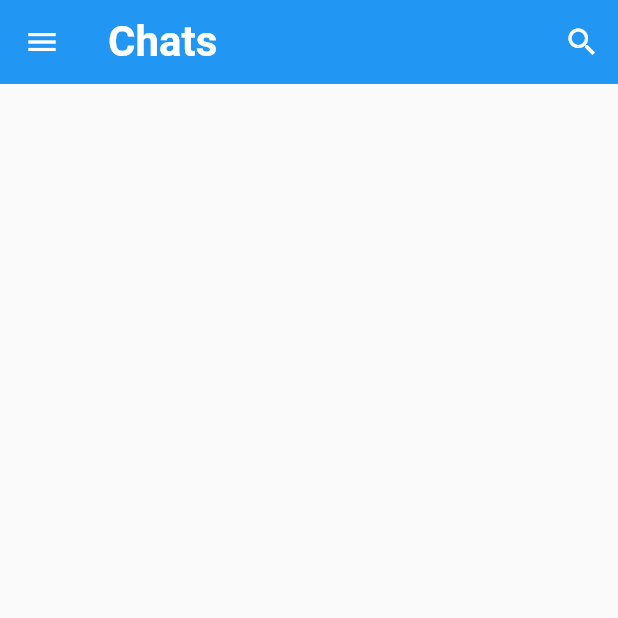
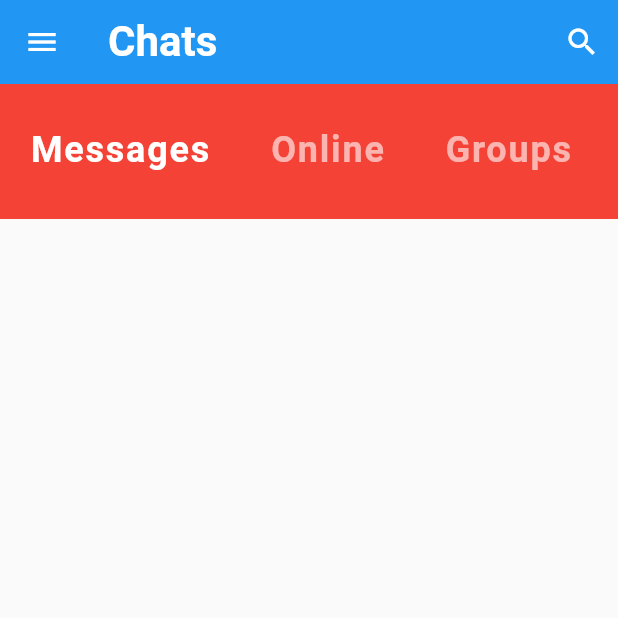
Before and after one commit to RavinduDilshan/Flutter-Chat-App-UI, a Flutter app: the screen it shows after launch, on a phone screen of 412 x 824 dp, the top half of it. Run offline on Flutter 3.47's test engine with Material 2 defaults, Android fonts, the light colour scheme and no system bars.

Commit message:
category selector widget added

```diff
--- a/lib/screens/home_screen.dart
+++ b/lib/screens/home_screen.dart
@@ -1,3 +1,4 @@
+import 'package:chatappui/widgets/category_selector.dart';
 import 'package:flutter/material.dart';
 
 class HomeScreen extends StatefulWidget {
@@ -16,10 +17,12 @@ class _HomeScreenState extends State<HomeScreen> {
             'Chats',
             style: TextStyle(fontSize: 28, fontWeight: FontWeight.bold),
           ),
-        actions: [
-          IconButton(onPressed: () {}, icon: Icon(Icons.search))
+          actions: [IconButton(onPressed: () {}, icon: Icon(Icons.search))],
+        ),
+        body: Column(
+          children: [
+           CategorySelector(),
           ],
-      ),
-    );
+        ));
   }
 }
--- /dev/null
+++ b/lib/widgets/category_selector.dart
@@ -0,0 +1,41 @@
+import 'package:flutter/material.dart';
+
+class CategorySelector extends StatefulWidget {
+  @override
+  _CategorySelectorState createState() => _CategorySelectorState();
+}
+
+class _CategorySelectorState extends State<CategorySelector> {
+  int selectedIndex = 0;
+  final List<String> categories = ['Messages', 'Online', 'Groups', 'Requests'];
+
+  @override
+  Widget build(BuildContext context) {
+    return Container(
+      height: 90,
+      color: Theme.of(context).primaryColor,
+      child: ListView.builder(
+        scrollDirection: Axis.horizontal,
+        itemBuilder: (ctx, index) => GestureDetector(
+          onTap: () {
+            setState(() {
+              selectedIndex = index;
+            });
+          },
+          child: Padding(
+            padding: const EdgeInsets.symmetric(vertical: 30, horizontal: 20),
+            child: Text(
+              categories[index],
+              style: TextStyle(
+                  color: index == selectedIndex ? Colors.white : Colors.white60,
+                  fontSize: 24,
+                  fontWeight: FontWeight.bold,
+                  letterSpacing: 1.2),
+            ),
+          ),
+        ),
+        itemCount: categories.length,
+      ),
+    );
+  }
+}
```
Lines whose indentation alone changed are shown as unchanged.
